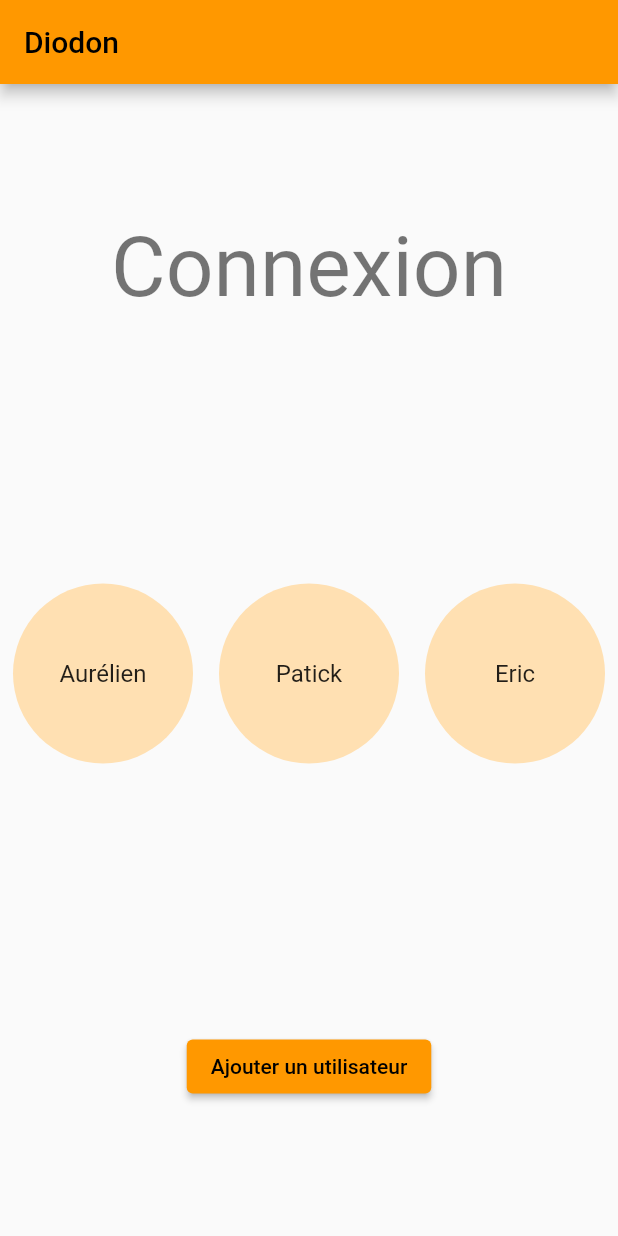
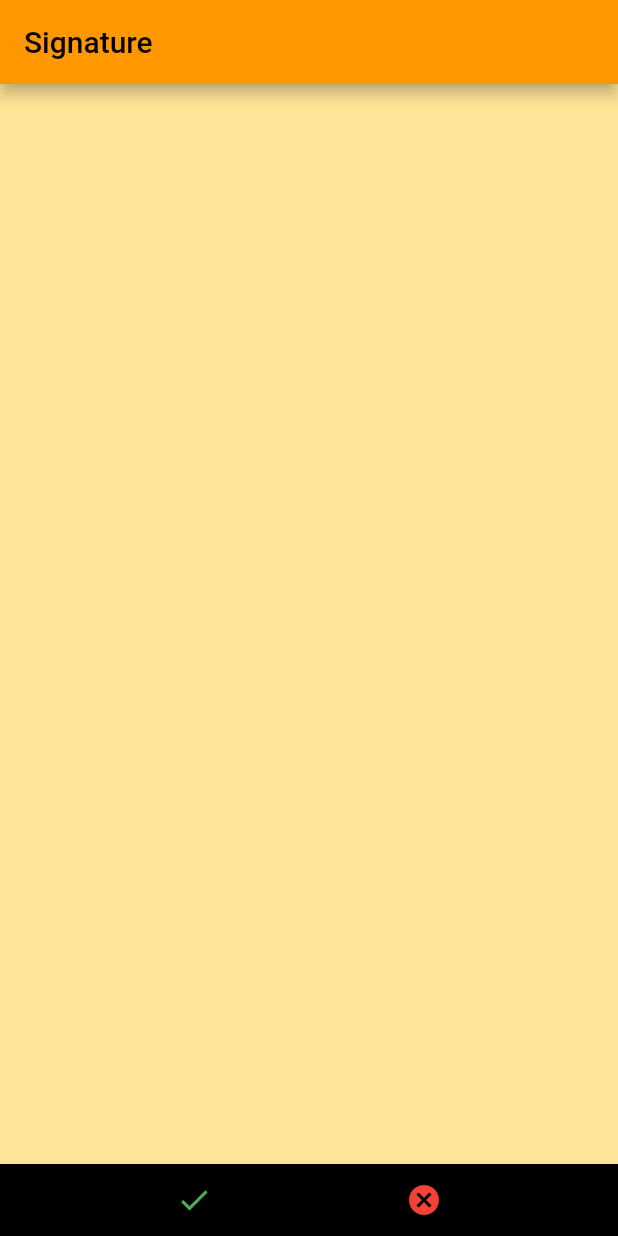
Before and after one commit to KodiakFR/diodon, a Flutter app: the screen it shows after launch, on a phone screen of 412 x 824 dp. Run offline on Flutter 3.47's test engine with Material 2 defaults, Android fonts, the light colour scheme and no system bars; drawn by our look-alikes of signature; our stand-ins replace image_gallery_saver, permission_handler.

Commit message:
feature for create the signature

```diff
--- a/lib/main.dart
+++ b/lib/main.dart
@@ -1,5 +1,6 @@
-import 'package:diodon/views/connexion_view.dart';
-import 'package:diodon/views/register_view.dart';
+import 'package:diodon/views/Connexion/connexion_view.dart';
+import 'package:diodon/views/Register/register_view.dart';
+import 'package:diodon/views/Register/signature_dialog_view.dart';
 import 'package:flutter/material.dart';
 
 void main() {
@@ -19,10 +20,10 @@ class MyApp extends StatelessWidget {
         primarySwatch: Colors.orange,
       ),
       routes: {
-        "/connexion":(context) => const ConnexionView(),
+        "/connexion": (context) => const ConnexionView(),
         "/register": (context) => const RegisterView(),
       },
-      home: const ConnexionView(),
+      home: const SignatureDialog(),
     );
   }
 }
--- a/lib/views/connexion_view.dart
+++ b/lib/views/Connexion/connexion_view.dart
@@ -14,9 +14,9 @@ class ConnexionView extends StatelessWidget {
           mainAxisAlignment: MainAxisAlignment.spaceAround,
           children: [
             Text('Connexion', style: Theme.of(context).textTheme.headline2),
-            Row(
+            const Row(
               mainAxisAlignment: MainAxisAlignment.spaceAround,
-              children: const [
+              children: [
                 CircleAvatar(
                   minRadius: 60,
                   child: Text('Aurélien'),
--- /dev/null
+++ b/lib/views/Register/signature_dialog_view.dart
@@ -0,0 +1,85 @@
+import 'dart:typed_data';
+
+import 'package:diodon/views/Register/signature_preview_page.dart';
+import 'package:flutter/material.dart';
+import 'package:signature/signature.dart';
+
+class SignatureDialog extends StatefulWidget {
+  const SignatureDialog({super.key});
+
+  @override
+  State<SignatureDialog> createState() => _SignatureDialogState();
+}
+
+class _SignatureDialogState extends State<SignatureDialog> {
+  late SignatureController controller;
+
+  @override
+  void initState() {
+    super.initState();
+    controller = SignatureController(
+      penStrokeWidth: 5,
+      penColor: Colors.black,
+    );
+  }
+
+  @override
+  void dispose() {
+    controller.dispose();
+    super.dispose();
+  }
+
+  @override
+  Widget build(BuildContext context) => Scaffold(
+        appBar: AppBar(
+          title: const Text('Signature'),
+          backgroundColor: Colors.orange,
+        ),
+        body: Column(children: <Widget>[
+          Expanded(
+            child: Signature(
+                controller: controller,
+                backgroundColor: const Color.fromARGB(255, 254, 228, 151)),
+          ),
+          Container(
+            color: Colors.black,
+            child: Row(
+              mainAxisAlignment: MainAxisAlignment.spaceEvenly,
+              children: [
+                IconButton(
+                  onPressed: () async {
+                    if (controller.isNotEmpty) {
+                      final signature = await exportSignature();
+
+                      await Navigator.of(context).push(MaterialPageRoute(
+                        builder: (context) =>
+                            SignaturePreviewPage(signature: signature),
+                      ));
+                    }
+                  },
+                  icon: const Icon(Icons.check),
+                  color: Colors.green,
+                ),
+                IconButton(
+                  onPressed: () => controller.clear(),
+                  icon: const Icon(Icons.cancel),
+                  color: Colors.red,
+                ),
+              ],
+            ),
+          )
+        ]),
+      );
+
+  Future<Uint8List> exportSignature() async {
+    final exportController = SignatureController(
+      penStrokeWidth: 2,
+      exportBackgroundColor: Colors.white,
+      exportPenColor: Colors.black,
+      points: controller.points,
+    );
+    final signature = await exportController.toPngBytes();
+    exportController.dispose();
+    return signature!;
+  }
+}
--- a/pubspec.yaml
+++ b/pubspec.yaml
@@ -36,6 +36,9 @@ dependencies:
   # The following adds the Cupertino Icons font to your application.
   # Use with the CupertinoIcons class for iOS style icons.
   cupertino_icons: ^1.0.2
+  signature: ^5.4.0
+  permission_handler: ^10.4.3
+  image_gallery_saver: ^2.0.3
 
 dev_dependencies:
   flutter_test:
```
Also changed, not shown: lib/views/Register/register_view.dart (renamed from lib/views/register_view.dart, +14 -0 lines), lib/views/Register/signature_preview_page.dart (added, +57 -0 lines), pubspec.lock, 10 other files.
